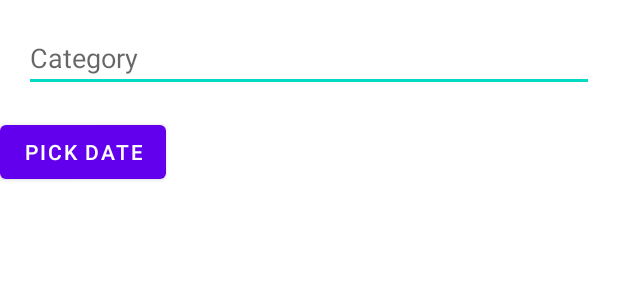
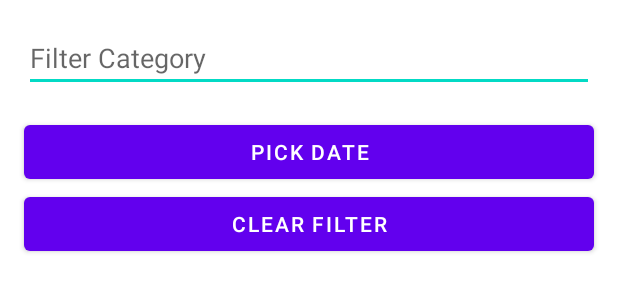
Before and after one commit to liyy0/YuyanLi_Assignment4Q3, an Android app: the layout fragment_crime_list.xml on its own in the app's theme, with its tools: preview values and no code run, on a phone screen of 412 x 824 dp. Shown: the top 300 px of the screen. Run offline under Robolectric (Android 15) with nearby library versions, the phone set to English and light mode, and no system bars.

Commit message:
Add clear filter function

```diff
--- a/app/src/main/java/com/bignerdranch/android/Assignment4Q3/CrimeListFragment.kt
+++ b/app/src/main/java/com/bignerdranch/android/Assignment4Q3/CrimeListFragment.kt
@@ -54,6 +54,9 @@ class CrimeListFragment : Fragment() {
             findNavController().navigate(
                 CrimeListFragmentDirections.buttonPickDate(Date())
             )
+        }
+        binding.buttonClearFilter.setOnClickListener {
+            crimeListViewModel.clearFilter()
         }
         binding.crimeRecyclerView.layoutManager = LinearLayoutManager(context)
 
--- a/app/src/main/java/com/bignerdranch/android/Assignment4Q3/CrimeListViewModel.kt
+++ b/app/src/main/java/com/bignerdranch/android/Assignment4Q3/CrimeListViewModel.kt
@@ -47,6 +47,12 @@ class CrimeListViewModel : ViewModel() {
         }
     }
 
+    fun clearFilter() {
+        _crimes.update {
+            it.copy(choose_category = "", choose_date = Date(0), crimeList_filter = it.crimeList.toMutableList())
+        }
+    }
+
     suspend fun addCrime(crime: Crime) {
         crimeRepository.addCrime(crime)
     }
--- a/app/src/main/res/layout/fragment_crime_list.xml
+++ b/app/src/main/res/layout/fragment_crime_list.xml
@@ -1,35 +1,42 @@
 <?xml version="1.0" encoding="utf-8"?>
-
-
-<LinearLayout xmlns:android="http://schemas.android.com/apk/res/android"
+<RelativeLayout xmlns:android="http://schemas.android.com/apk/res/android"
     android:layout_width="match_parent"
-android:layout_height="match_parent"
-android:orientation="vertical">
+    android:layout_height="match_parent">
 
     <EditText
         android:id="@+id/editTextCategory"
         android:layout_width="match_parent"
         android:layout_height="wrap_content"
-    android:hint="Category"
+        android:hint="Filter Category"
         android:layout_marginTop="16dp"
         android:layout_marginStart="16dp"
         android:layout_marginEnd="16dp"
         android:inputType="text"/>
 
-<!-- Button to trigger date picker fragment -->
     <Button
         android:id="@+id/buttonPickDate"
-    android:layout_width="wrap_content"
+        android:layout_width="match_parent"
         android:layout_height="wrap_content"
         android:text="Pick Date"
         android:layout_below="@id/editTextCategory"
-    android:layout_centerHorizontal="true"
-    android:layout_marginTop="16dp"/>
+        android:layout_alignParentStart="true"
+        android:layout_marginTop="16dp"
+        android:layout_marginStart="16dp"
+        android:layout_marginEnd="16dp"/>
+
+    <Button
+        android:id="@+id/buttonClearFilter"
+        android:layout_width="match_parent"
+        android:layout_height="wrap_content"
+        android:text="Clear Filter"
+        android:layout_below="@id/buttonPickDate"
+        android:layout_marginStart="16dp"
+        android:layout_marginEnd="16dp"/>
 
     <androidx.recyclerview.widget.RecyclerView
-    xmlns:android="http://schemas.android.com/apk/res/android"
         android:id="@+id/crime_recycler_view"
         android:layout_width="match_parent"
-    android:layout_height="match_parent"/>
-
-</LinearLayout>
+        android:layout_height="match_parent"
+        android:layout_below="@id/buttonClearFilter"
+        android:layout_marginTop="16dp"/>
+</RelativeLayout>
```
Also changed, not shown: app/src/main/java/com/bignerdranch/android/Assignment4Q3/CrimeDetailFragment.kt (+10 -7 lines), app/src/main/res/layout/fragment_crime_detail.xml (+7 -0 lines), app/src/main/res/layout/list_item_crime.xml (+0 -31 lines). Lines whose indentation alone changed are shown as unchanged.
